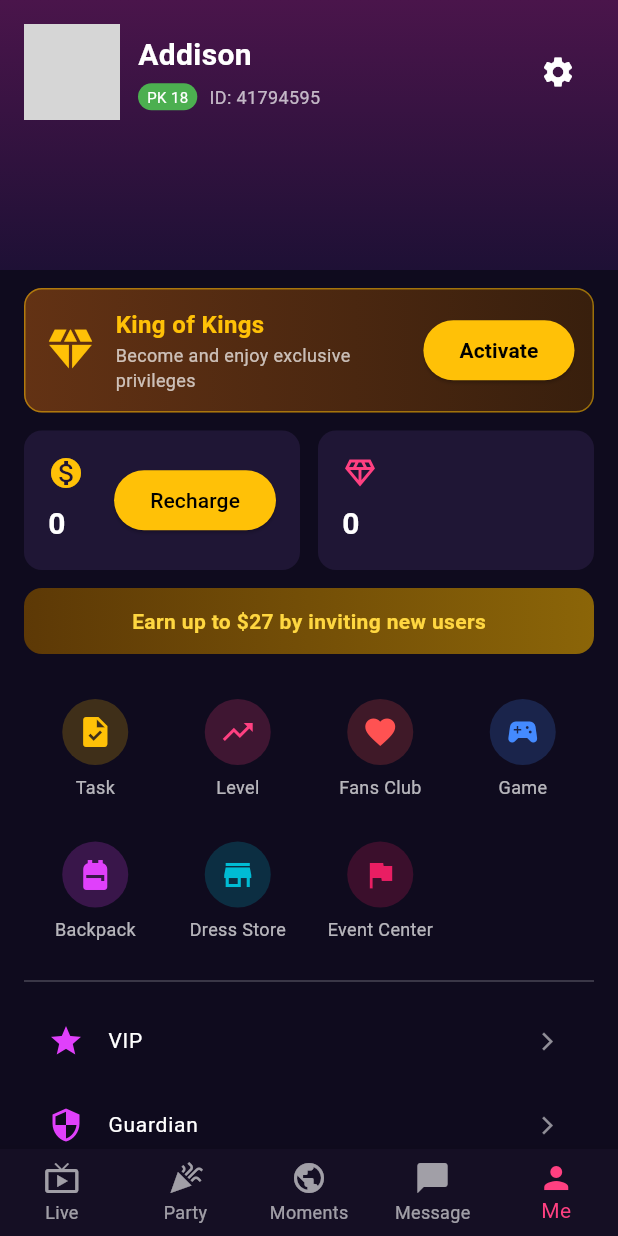
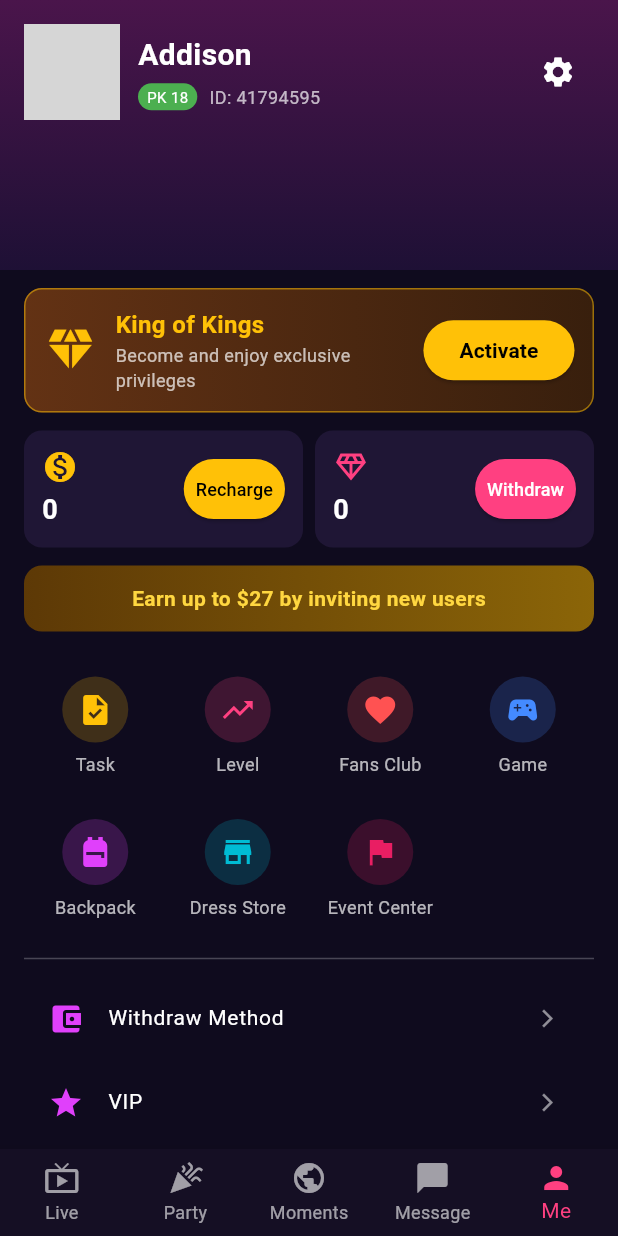
Before and after one commit to wwwsabtainshah-byte/Lovely, a Flutter app: the screen it shows after launch, on a phone screen of 412 x 824 dp. Run offline on Flutter 3.47's test engine with Material 3 defaults, Android fonts, the phone set to English and light mode, and no system bars; network calls fail; grey boxes are pictures that could not be loaded.

Commit message:
Add Withdraw functionality without changing UI theme

```diff
--- a/lib/main.dart
+++ b/lib/main.dart
@@ -30,7 +30,82 @@ class LovelyProfileScreen extends StatefulWidget {
 }
 
 class _LovelyProfileScreenState extends State<LovelyProfileScreen> {
-  int _currentIndex = 4; // 'Me' tab selected by default
+  int _currentIndex = 4; // 'Me' tab selected
+
+  void _showWithdrawDialog(BuildContext context) {
+    showModalBottomSheet(
+      context: context,
+      backgroundColor: const Color(0xFF1F1635),
+      shape: const RoundedRectangleBorder(
+        borderRadius: BorderRadius.vertical(top: Radius.circular(20)),
+      ),
+      builder: (context) {
+        return Padding(
+          padding: const EdgeInsets.all(20.0),
+          child: Column(
+            mainAxisSize: MainAxisSize.min,
+            crossAxisAlignment: CrossAxisAlignment.start,
+            children: [
+              Row(
+                mainAxisAlignment: MainAxisAlignment.spaceBetween,
+                children: [
+                  const Text(
+                    'Withdraw Earnings',
+                    style: TextStyle(fontSize: 18, fontWeight: FontWeight.bold, color: Colors.amber),
+                  ),
+                  IconButton(
+                    icon: const Icon(Icons.close, color: Colors.white54),
+                    onPressed: () => Navigator.pop(context),
+                  ),
+                ],
+              ),
+              const SizedBox(height: 10),
+              const Text(
+                'Available Diamonds: 0 ($0.00)',
+                style: TextStyle(color: Colors.white70, fontSize: 14),
+              ),
+              const SizedBox(height: 15),
+              TextField(
+                keyboardType: TextInputType.number,
+                decoration: InputDecoration(
+                  labelText: 'Enter Diamond Amount',
+                  labelStyle: const TextStyle(color: Colors.white54),
+                  focusedBorder: OutlineInputBorder(
+                    borderSide: const BorderSide(color: Colors.pinkAccent),
+                    borderRadius: BorderRadius.circular(10),
+                  ),
+                  enabledBorder: OutlineInputBorder(
+                    borderSide: const BorderSide(color: Colors.white24),
+                    borderRadius: BorderRadius.circular(10),
+                  ),
+                ),
+              ),
+              const SizedBox(height: 15),
+              SizedBox(
+                width: double.infinity,
+                child: ElevatedButton(
+                  style: ElevatedButton.styleFrom(
+                    backgroundColor: Colors.pinkAccent,
+                    padding: const EdgeInsets.symmetric(vertical: 12),
+                    shape: RoundedRectangleBorder(
+                      borderRadius: BorderRadius.circular(10),
+                    ),
+                  ),
+                  onPressed: () {
+                    Navigator.pop(context);
+                    ScaffoldMessenger.of(context).showSnackBar(
+                      const SnackBar(content: Text('Withdrawal request submitted!')),
+                    );
+                  },
+                  child: const Text('Submit Request', style: TextStyle(fontWeight: FontWeight.bold, color: Colors.white)),
+                ),
+              ),
+            ],
+          ),
+        );
+      },
+    );
+  }
 
   @override
   Widget build(BuildContext context) {
@@ -38,7 +113,7 @@ class _LovelyProfileScreenState extends State<LovelyProfileScreen> {
       body: SingleChildScrollView(
         child: Column(
           children: [
-            // Top Header Background / Banner section
+            // Top Header Section
             Stack(
               children: [
                 Container(
@@ -54,9 +129,7 @@ class _LovelyProfileScreenState extends State<LovelyProfileScreen> {
                 SafeArea(
                   child: Padding(
                     padding: const EdgeInsets.all(16.0),
-                    child: Column(
-                      children: [
-                        Row(
+                    child: Row(
                       children: [
                         const CircleAvatar(
                           radius: 32,
@@ -89,8 +162,6 @@ class _LovelyProfileScreenState extends State<LovelyProfileScreen> {
                         IconButton(
                           icon: const Icon(Icons.settings, color: Colors.white),
                           onPressed: () {},
-                            ),
-                          ],
                         ),
                       ],
                     ),
@@ -140,12 +211,12 @@ class _LovelyProfileScreenState extends State<LovelyProfileScreen> {
                     ),
                   ),
 
-                  // Coins & Diamonds Cards
+                  // Coins & Diamonds Cards with Withdraw Action
                   Row(
                     children: [
                       Expanded(
                         child: Container(
-                          padding: const EdgeInsets.all(16),
+                          padding: const EdgeInsets.all(12),
                           decoration: BoxDecoration(
                             color: const Color(0xFF1F1635),
                             borderRadius: BorderRadius.circular(12),
@@ -157,33 +228,51 @@ class _LovelyProfileScreenState extends State<LovelyProfileScreen> {
                                 crossAxisAlignment: CrossAxisAlignment.start,
                                 children: [
                                   Icon(Icons.monetization_on, color: Colors.amber),
-                                  SizedBox(height: 8),
-                                  Text('0', style: TextStyle(fontSize: 20, fontWeight: FontWeight.bold, color: Colors.white)),
+                                  SizedBox(height: 4),
+                                  Text('0', style: TextStyle(fontSize: 18, fontWeight: FontWeight.bold, color: Colors.white)),
                                 ],
                               ),
                               ElevatedButton(
-                                style: ElevatedButton.styleFrom(backgroundColor: Colors.amber, foregroundColor: Colors.black),
+                                style: ElevatedButton.styleFrom(
+                                  backgroundColor: Colors.amber,
+                                  foregroundColor: Colors.black,
+                                  padding: const EdgeInsets.symmetric(horizontal: 8, vertical: 4),
+                                ),
                                 onPressed: () {},
-                                child: const Text('Recharge'),
+                                child: const Text('Recharge', style: TextStyle(fontSize: 12)),
                               ),
                             ],
                           ),
                         ),
                       ),
-                      const SizedBox(width: 12),
+                      const SizedBox(width: 8),
                       Expanded(
                         child: Container(
-                          padding: const EdgeInsets.all(16),
+                          padding: const EdgeInsets.all(12),
                           decoration: BoxDecoration(
                             color: const Color(0xFF1F1635),
                             borderRadius: BorderRadius.circular(12),
                           ),
-                          child: const Column(
+                          child: Row(
+                            mainAxisAlignment: MainAxisAlignment.spaceBetween,
+                            children: [
+                              const Column(
                                 crossAxisAlignment: CrossAxisAlignment.start,
                                 children: [
                                   Icon(Icons.diamond_outlined, color: Colors.pinkAccent),
-                              SizedBox(height: 8),
-                              Text('0', style: TextStyle(fontSize: 20, fontWeight: FontWeight.bold, color: Colors.white)),
+                                  SizedBox(height: 4),
+                                  Text('0', style: TextStyle(fontSize: 18, fontWeight: FontWeight.bold, color: Colors.white)),
+                                ],
+                              ),
+                              ElevatedButton(
+                                style: ElevatedButton.styleFrom(
+                                  backgroundColor: Colors.pinkAccent,
+                                  foregroundColor: Colors.white,
+                                  padding: const EdgeInsets.symmetric(horizontal: 8, vertical: 4),
+                                ),
+                                onPressed: () => _showWithdrawDialog(context),
+                                child: const Text('Withdraw', style: TextStyle(fontSize: 12)),
+                              ),
                             ],
                           ),
                         ),
@@ -210,7 +299,7 @@ class _LovelyProfileScreenState extends State<LovelyProfileScreen> {
 
                   const SizedBox(height: 16),
 
-                  // Feature Grid Icons (Task, Level, Backpack, Dress Store, etc.)
+                  // Grid Options
                   GridView.count(
                     crossAxisCount: 4,
                     shrinkWrap: true,
@@ -228,7 +317,8 @@ class _LovelyProfileScreenState extends State<LovelyProfileScreen> {
 
                   const Divider(color: Colors.white24, height: 24),
 
-                  // Settings & Services List
+                  // List Options (Including Withdraw Method option)
+                  _buildListTile(Icons.account_balance_wallet, 'Withdraw Method', onTap: () => _showWithdrawDialog(context)),
                   _buildListTile(Icons.star, 'VIP'),
                   _buildListTile(Icons.security, 'Guardian'),
                   _buildListTile(Icons.face, 'Real person detection'),
@@ -280,12 +370,12 @@ class _LovelyProfileScreenState extends State<LovelyProfileScreen> {
     );
   }
 
-  Widget _buildListTile(IconData icon, String title) {
+  Widget _buildListTile(IconData icon, String title, {VoidCallback? onTap}) {
     return ListTile(
       leading: Icon(icon, color: Colors.purpleAccent),
       title: Text(title, style: const TextStyle(color: Colors.white, fontSize: 14)),
       trailing: const Icon(Icons.arrow_forward_ios, size: 14, color: Colors.white54),
-      onTap: () {},
+      onTap: onTap ?? () {},
     );
   }
 }
```
Lines whose indentation alone changed are shown as unchanged.
